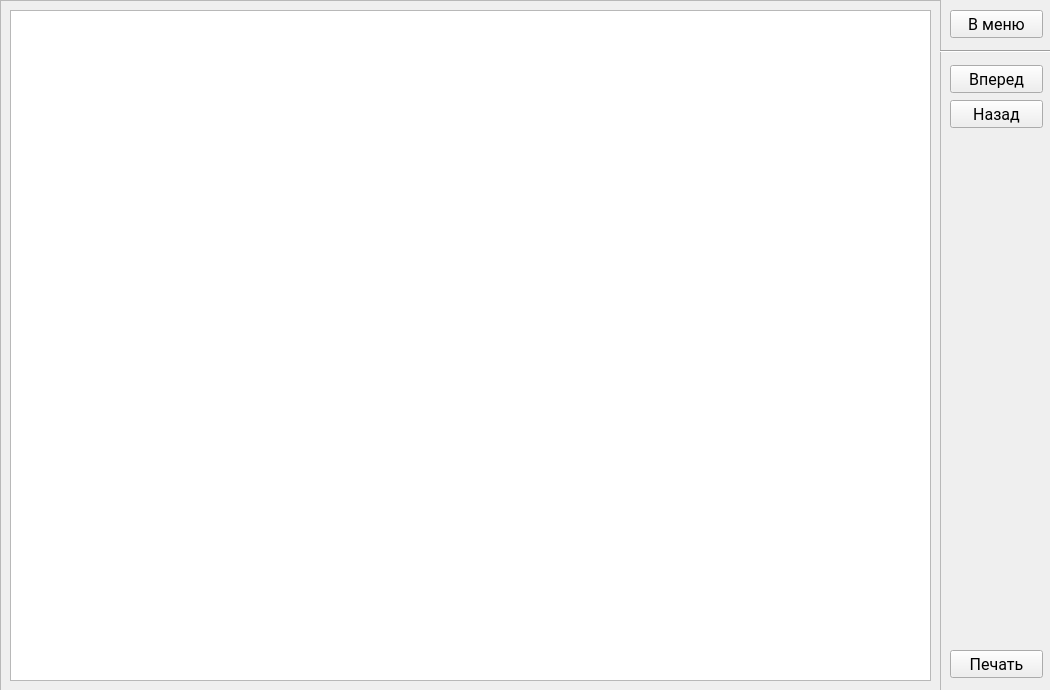
Before: the Qt Designer form ui/theory_template.ui in vemneyy/educational-practice-gui, drawn with Qt 5.
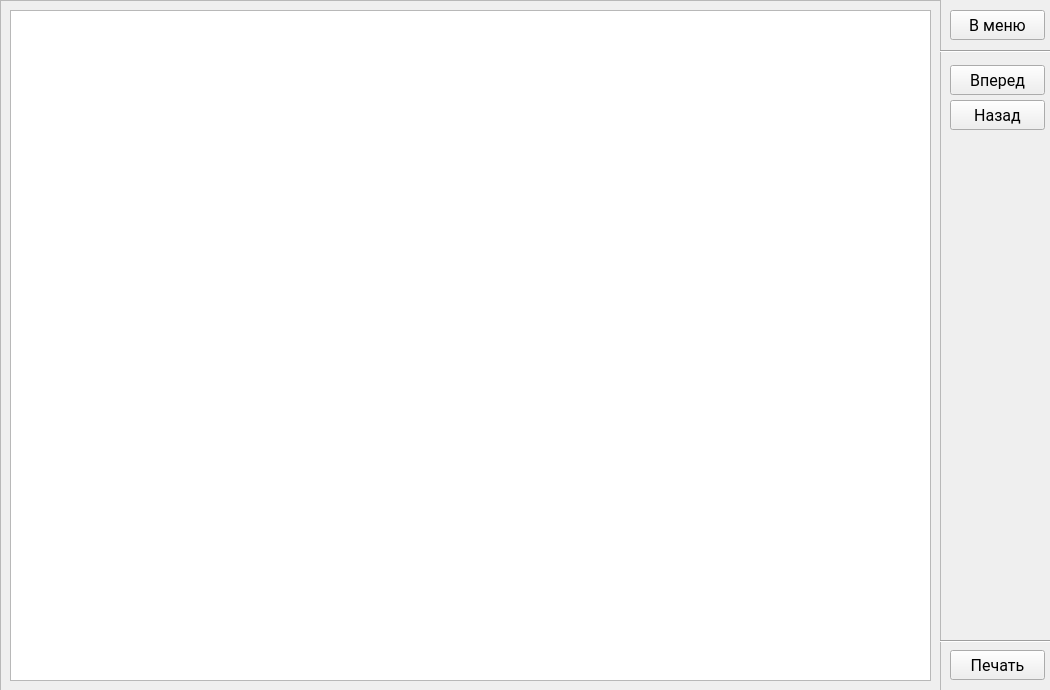
After: the same form once the commit is applied.

Diff of the .ui file:
```diff
--- a/ui/theory_template.ui
+++ b/ui/theory_template.ui
@@ -67,8 +67,8 @@
      <rect>
       <x>950</x>
       <y>65</y>
-      <width>93</width>
-      <height>28</height>
+      <width>95</width>
+      <height>30</height>
      </rect>
     </property>
     <property name="font">
@@ -86,8 +86,8 @@
      <rect>
       <x>950</x>
       <y>10</y>
-      <width>93</width>
-      <height>28</height>
+      <width>95</width>
+      <height>30</height>
      </rect>
     </property>
     <property name="font">
@@ -105,8 +105,8 @@
      <rect>
       <x>950</x>
       <y>100</y>
-      <width>93</width>
-      <height>28</height>
+      <width>95</width>
+      <height>30</height>
      </rect>
     </property>
     <property name="font">
@@ -137,8 +137,8 @@
      <rect>
       <x>950</x>
       <y>650</y>
-      <width>93</width>
-      <height>28</height>
+      <width>95</width>
+      <height>30</height>
      </rect>
     </property>
     <property name="font">
@@ -151,6 +151,19 @@
      <string>Печать</string>
     </property>
    </widget>
+   <widget class="Line" name="line_2">
+    <property name="geometry">
+     <rect>
+      <x>940</x>
+      <y>640</y>
+      <width>118</width>
+      <height>3</height>
+     </rect>
+    </property>
+    <property name="orientation">
+     <enum>Qt::Horizontal</enum>
+    </property>
+   </widget>
   </widget>
  </widget>
  <resources>
```
Left out of the diff: 4 changed lines with no effect on the pictures.
